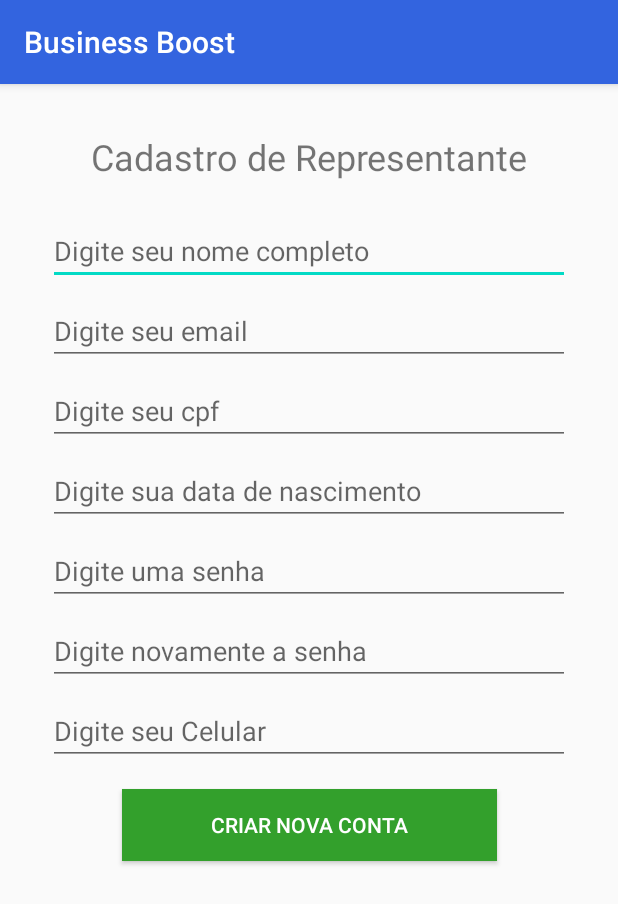
After one commit to VisumIT/business-boost-app, an Android app: the CadastroRepresentanteActivity screen opened directly, with no data from a screen before it, on a phone screen of 412 x 824 dp. The commit adds this screen. Shown: the top 904 px of the screen. Run offline under Robolectric (Android 15) with nearby library versions, the phone set to English and light mode, and no system bars.

Commit message:
cadastrando representante usando via post para a api

```diff
--- a/app/build.gradle
+++ b/app/build.gradle
@@ -22,7 +22,6 @@ android {
             proguardFiles getDefaultProguardFile('proguard-android-optimize.txt'), 'proguard-rules.pro'
         }
     }
-}
 
 dependencies {
     implementation fileTree(dir: 'libs', include: ['*.jar'])
@@ -30,6 +29,11 @@ dependencies {
     implementation 'androidx.appcompat:appcompat:1.1.0'
     implementation 'androidx.core:core-ktx:1.3.0'
     implementation 'androidx.constraintlayout:constraintlayout:1.1.3'
+
+    implementation 'com.google.code.gson:gson:2.8.6'
+    implementation 'com.squareup.okhttp3:okhttp:3.10.0'
+    implementation 'org.jetbrains.anko:anko:0.10.8'
+
     testImplementation 'junit:junit:4.12'
     androidTestImplementation 'androidx.test.ext:junit:1.1.1'
     androidTestImplementation 'androidx.test.espresso:espresso-core:3.2.0'
--- /dev/null
+++ b/app/src/main/java/com/visumit/businessboost/CadastroRepresentanteActivity.kt
@@ -0,0 +1,78 @@
+package com.visumit.businessboost
+
+import android.content.Context
+import android.content.Intent
+import androidx.appcompat.app.AppCompatActivity
+import android.os.Bundle
+import android.widget.Button
+import android.widget.EditText
+import androidx.appcompat.widget.Toolbar
+import com.google.gson.Gson
+import com.visumit.businessboost.http.HttpHelper
+import com.visumit.businessboost.model.Number
+import com.visumit.businessboost.model.Representante
+import org.jetbrains.anko.*
+
+class CadastroRepresentanteActivity : AppCompatActivity() {
+
+
+    override fun onCreate(savedInstanceState: Bundle?) {
+        super.onCreate(savedInstanceState)
+        setContentView(R.layout.activity_cadastro_representante)
+
+        val btnGravar = findViewById<Button>(R.id.btn_gravar_representante)
+        val editTextNomeCompleto = findViewById<EditText>(R.id.txt_nome_completo)
+        val editTextEmail = findViewById<EditText>(R.id.txt_email)
+        val editTextCpf = findViewById<EditText>(R.id.txt_cpf)
+        val editTextDataNascimento = findViewById<EditText>(R.id.txt_data_nascimento)
+        val editTextSenha01 = findViewById<EditText>(R.id.txt_senha_01)
+        val editTextSenha02 = findViewById<EditText>(R.id.txt_senha_02)
+        val editTextCelular = findViewById<EditText>(R.id.txt_celular)
+
+
+        btnGravar.setOnClickListener {
+
+            val phones = Number()
+//            phones.number = editTextCelular.text.toString()
+            val representante = Representante()
+//            representante.name = editTextNomeCompleto.text.toString()
+//            representante.email = editTextEmail.text.toString()
+//            representante.cpf = editTextCpf.text.toString()
+//            representante.dateOfBirth = editTextDataNascimento.text.toString()
+//            representante.phones.add(phones)
+//
+//            if(editTextSenha01.text.toString().equals(editTextSenha02.text.toString())){
+//                representante.password = editTextSenha01.text.toString()
+//            }
+
+
+            phones.number = "11987168989"
+            representante.name = "wesley meneghini"
+            representante.email = "wesley@uol.comm"
+            representante.cpf = "45302840856"
+            representante.dateOfBirth = "1998-03-31"
+            representante.phones.add(phones)
+            representante.password = "123456789"
+
+            var gson = Gson()
+            val representanteJson = gson.toJson(representante)
+            println(representanteJson)
+            doAsync {
+
+                val http = HttpHelper()
+                val response = http.post(representanteJson)
+                val respondeObject = gson.fromJson(response, Representante::class.java)
+
+                uiThread {
+                    if(respondeObject.id > 0){
+                        toast("cadastrado com sucesso")
+                        val abrirLogin  = Intent(this@CadastroRepresentanteActivity, MainActivity::class.java)
+                        startActivity(abrirLogin)
+                    }
+                    toast("Erro ao Cadastrar")
+
+                }
+            }
+        }
+    }
+}
--- /dev/null
+++ b/app/src/main/res/layout/activity_cadastro_representante.xml
@@ -0,0 +1,125 @@
+<?xml version="1.0" encoding="utf-8"?>
+<androidx.constraintlayout.widget.ConstraintLayout
+    xmlns:android="http://schemas.android.com/apk/res/android"
+    xmlns:app="http://schemas.android.com/apk/res-auto"
+    xmlns:tools="http://schemas.android.com/tools"
+    android:layout_width="match_parent"
+    android:layout_height="match_parent"
+    tools:context=".CadastroRepresentanteActivity"
+    android:padding="32dp">
+
+
+    <TextView
+        android:id="@+id/txt_cadastro_representante"
+        android:layout_width="wrap_content"
+        android:layout_height="wrap_content"
+        app:layout_constraintTop_toTopOf="parent"
+        app:layout_constraintLeft_toLeftOf="parent"
+        app:layout_constraintRight_toRightOf="parent"
+        android:text="Cadastro de Representante"
+        android:textSize="24sp"
+        android:paddingBottom="16dp"/>
+
+    <EditText
+        android:id="@+id/txt_nome_completo"
+        android:layout_width="0dp"
+        android:layout_height="wrap_content"
+        app:layout_constraintTop_toBottomOf="@+id/txt_cadastro_representante"
+        app:layout_constraintLeft_toLeftOf="parent"
+        app:layout_constraintRight_toRightOf="parent"
+        app:layout_constraintHorizontal_bias="0.5"
+        android:layout_marginTop="8dp"
+        android:hint="Digite seu nome completo"
+        android:inputType="textPersonName"
+        android:layout_marginBottom="4dp"/>
+
+    <EditText
+        android:id="@+id/txt_email"
+        android:layout_width="0dp"
+        android:layout_height="wrap_content"
+        app:layout_constraintTop_toBottomOf="@+id/txt_nome_completo"
+        app:layout_constraintLeft_toLeftOf="parent"
+        app:layout_constraintRight_toRightOf="parent"
+        app:layout_constraintHorizontal_bias="0.5"
+        android:layout_marginTop="8dp"
+        android:hint="Digite seu email"
+        android:inputType="textEmailAddress"
+        android:layout_marginBottom="4dp"/>
+
+    <EditText
+        android:id="@+id/txt_cpf"
+        android:layout_width="0dp"
+        android:layout_height="wrap_content"
+        app:layout_constraintTop_toBottomOf="@+id/txt_email"
+        app:layout_constraintLeft_toLeftOf="parent"
+        app:layout_constraintRight_toRightOf="parent"
+        app:layout_constraintHorizontal_bias="0.5"
+        android:layout_marginTop="8dp"
+        android:hint="Digite seu cpf"
+        android:inputType="numberDecimal"
+        android:layout_marginBottom="4dp"/>
+
+    <EditText
+        android:id="@+id/txt_data_nascimento"
+        android:layout_width="0dp"
+        android:layout_height="wrap_content"
+        app:layout_constraintTop_toBottomOf="@+id/txt_cpf"
+        app:layout_constraintLeft_toLeftOf="parent"
+        app:layout_constraintRight_toRightOf="parent"
+        app:layout_constraintHorizontal_bias="0.5"
+        android:layout_marginTop="8dp"
+        android:hint="Digite sua data de nascimento"
+        android:inputType="date"
+        android:layout_marginBottom="4dp"/>
+
+    <EditText
+        android:id="@+id/txt_senha_01"
+        android:layout_width="0dp"
+        android:layout_height="wrap_content"
+        app:layout_constraintTop_toBottomOf="@+id/txt_data_nascimento"
+        app:layout_constraintLeft_toLeftOf="parent"
+        app:layout_constraintRight_toRightOf="parent"
+        app:layout_constraintHorizontal_bias="0.5"
+        android:layout_marginTop="8dp"
+        android:hint="Digite uma senha"
+        android:inputType="textPassword"
+        android:layout_marginBottom="4dp"/>
+    <EditText
+        android:id="@+id/txt_senha_02"
+        android:layout_width="0dp"
+        android:layout_height="wrap_content"
+        app:layout_constraintTop_toBottomOf="@+id/txt_senha_01"
+        app:layout_constraintLeft_toLeftOf="parent"
+        app:layout_constraintRight_toRightOf="parent"
+        app:layout_constraintHorizontal_bias="0.5"
+        android:layout_marginTop="8dp"
+        android:hint="Digite novamente a senha"
+        android:inputType="textPassword"/>
+    <EditText
+        android:id="@+id/txt_celular"
+        android:layout_width="0dp"
+        android:layout_height="wrap_content"
+        app:layout_constraintTop_toBottomOf="@+id/txt_senha_02"
+        app:layout_constraintLeft_toLeftOf="parent"
+        app:layout_constraintRight_toRightOf="parent"
+        app:layout_constraintHorizontal_bias="0.5"
+        android:layout_marginTop="8dp"
+        android:hint="Digite seu Celular"
+        android:inputType="numberDecimal"/>
+
+    <Button
+        android:id="@+id/btn_gravar_representante"
+        android:layout_width="250dp"
+        android:layout_height="wrap_content"
+        app:layout_constraintTop_toBottomOf="@+id/txt_celular"
+        app:layout_constraintLeft_toLeftOf="parent"
+        app:layout_constraintRight_toRightOf="parent"
+        app:layout_constraintHorizontal_bias="0.5"
+        android:layout_marginTop="16dp"
+        android:text="Criar nova conta"
+        android:background="@color/colorGreen"
+        android:textColor="@color/colorWhite" />
+
+
+
+</androidx.constraintlayout.widget.ConstraintLayout>
--- /dev/null
+++ b/app/src/main/res/xml/network_security_config.xml
@@ -0,0 +1,6 @@
+<?xml version="1.0" encoding="utf-8"?>
+<network-security-config>
+    <domain-config cleartextTrafficPermitted="true">
+        <domain includeSubdomains="true">192.168.15.13</domain>
+    </domain-config>
+</network-security-config>
--- a/build.gradle
+++ b/build.gradle
@@ -10,6 +10,7 @@ buildscript {
     dependencies {
         classpath 'com.android.tools.build:gradle:3.6.0-rc01'
         classpath "org.jetbrains.kotlin:kotlin-gradle-plugin:$kotlin_version"
+        classpath 'androidx.navigation:navigation-safe-args-gradle-plugin:2.0.0'
 
         // NOTE: Do not place your application dependencies here; they belong
         // in the individual module build.gradle files
```
Also changed, not shown: app/src/main/AndroidManifest.xml (+14 -5 lines), app/src/main/java/com/visumit/businessboost/MainActivity.kt (+18 -1 lines), app/src/main/java/com/visumit/businessboost/http/HttpHelper.kt (added, +26 -0 lines), app/src/main/java/com/visumit/businessboost/model/Representante.kt (added, +27 -0 lines), app/src/main/res/layout/activity_main.xml (+8 -8 lines), app/src/main/res/layout/toolbar.xml (added, +10 -0 lines), app/src/main/res/mipmap-xxhdpi/boost_icon.png (added).
